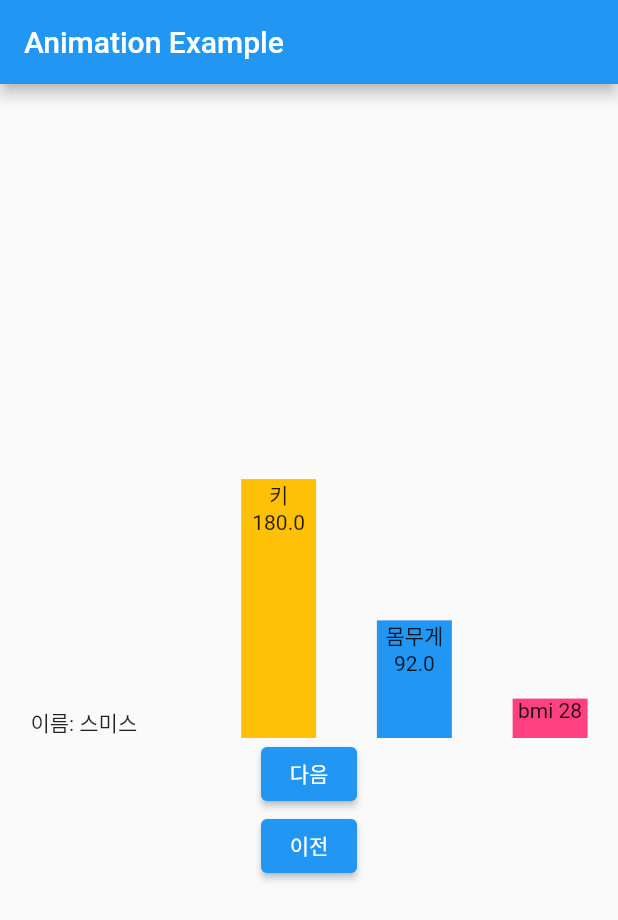
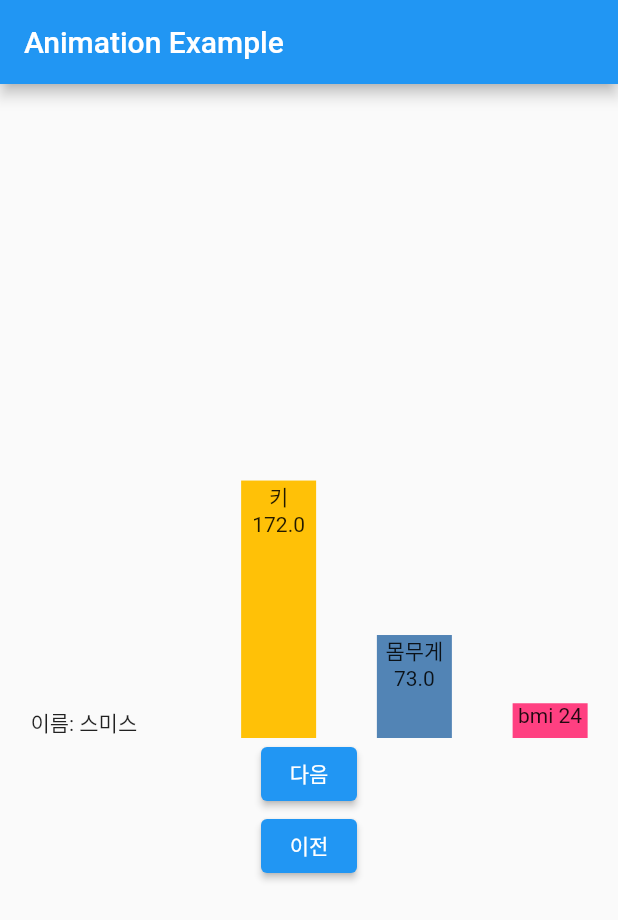
Before and after one commit to jongchan988/flutter-webview-app, a Flutter app: the screen it shows after launch, after a tap on "다음", after a tap on "이전", on a phone screen of 412 x 824 dp. Shown: the top 920 px of the screen. Run offline on Flutter 3.47's test engine with Material 2 defaults, Android fonts, the phone set to English and light mode, and no system bars; our stand-ins replace dio, shared_preferences, sqflite; accounts and stored records are empty.

Commit message:
feat: 색상변경 에니메이션 적용

```diff
--- a/lib/main.dart
+++ b/lib/main.dart
@@ -23,11 +23,25 @@ class AnimationApp extends StatefulWidget {
 
 class _AnimationApp extends State<AnimationApp>{
   List<People> peoples = new List.empty(growable: true);
+  Color weightColor = Colors.blue;
   int current = 0;
+
+  void _changeWeightColor(double weight){
+    if(weight < 40){
+      weightColor = Colors.blueAccent;
+    } else if(weight < 60){
+      weightColor = Colors.indigo;
+    } else if(weight < 80){
+      weightColor = Colors.orange;
+    } else {
+      weightColor = Colors.red;
+    }
+  }
+
   @override
   void initState(){
-    peoples.add(People('스미스', 180, 92));
-    peoples.add(People('스미1', 140, 42));
+    peoples.add(People('스미스', 172, 73));
+    peoples.add(People('스미1', 170, 57));
     peoples.add(People('스미2', 170, 52));
     peoples.add(People('스미3', 210, 62));
     peoples.add(People('스미4', 184, 72));
@@ -66,7 +80,7 @@ class _AnimationApp extends State<AnimationApp>{
                     AnimatedContainer(
                       duration: Duration(seconds: 2),
                       curve: Curves.easeInCubic,
-                      color: Colors.blue,
+                      color: weightColor,
                       child: Text(
                         '몸무게 ${peoples[current].weight}',
                         textAlign: TextAlign.center,
@@ -98,6 +112,7 @@ class _AnimationApp extends State<AnimationApp>{
                     if(current < peoples.length -1){
                       current++;
                     }
+                    _changeWeightColor(peoples[current].weight);
                   });
                 },
                 child: Text('다음'),
@@ -108,6 +123,7 @@ class _AnimationApp extends State<AnimationApp>{
                     if(current > 0){
                       current--;
                     }
+                    _changeWeightColor(peoples[current].weight);
                   });
                 },
                 child: Text('이전'),
```
